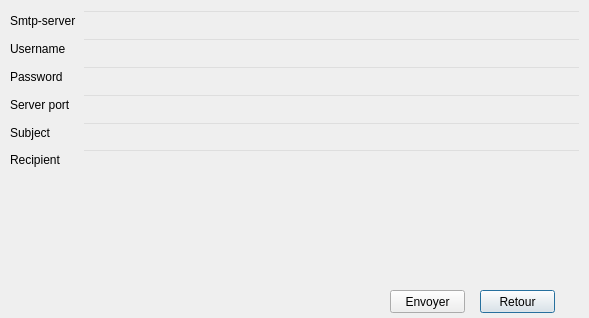
The window that send_email_location.ui (mohamedazizgallala/Smart_wedding_reception_2A8) describes before a commit, drawn with Qt 5.
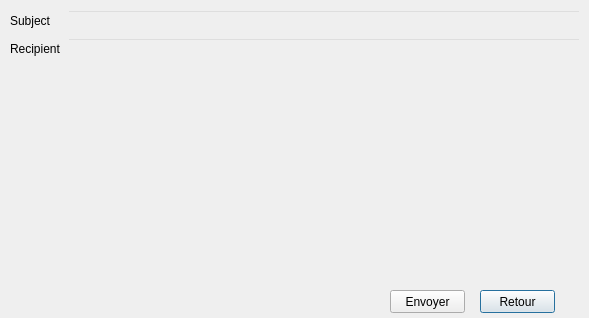
The same window after the commit. Icons and pictures are not drawn.

```diff
--- a/send_email_location.ui
+++ b/send_email_location.ui
@@ -76,109 +76,47 @@
      <x>10</x>
      <y>10</y>
      <width>571</width>
-     <height>161</height>
+     <height>81</height>
     </rect>
    </property>
    <layout class="QFormLayout" name="formLayout">
     <item row="0" column="0">
-     <widget class="QLabel" name="cINLabel">
-      <property name="styleSheet">
-       <string notr="true"/>
-      </property>
+     <widget class="QLabel" name="recipientLabel_2">
       <property name="text">
-       <string>Smtp-server</string>
+       <string>Subject</string>
       </property>
      </widget>
     </item>
     <item row="0" column="1">
-     <widget class="QLineEdit" name="server">
+     <widget class="QLineEdit" name="subject">
       <property name="styleSheet">
        <string notr="true">background:transparent;</string>
       </property>
      </widget>
     </item>
     <item row="1" column="0">
-     <widget class="QLabel" name="nomLabel">
-      <property name="styleSheet">
-       <string notr="true"/>
-      </property>
-      <property name="text">
-       <string>Username</string>
-      </property>
-     </widget>
-    </item>
-    <item row="1" column="1">
-     <widget class="QLineEdit" name="uname">
-      <property name="styleSheet">
-       <string notr="true">background:transparent;</string>
-      </property>
-     </widget>
-    </item>
-    <item row="2" column="0">
-     <widget class="QLabel" name="prenomLabel">
-      <property name="text">
-       <string>Password</string>
-      </property>
-     </widget>
-    </item>
-    <item row="2" column="1">
-     <widget class="QLineEdit" name="passwd">
-      <property name="styleSheet">
-       <string notr="true">background:transparent;</string>
-      </property>
-     </widget>
-    </item>
-    <item row="3" column="0">
-     <widget class="QLabel" name="serverPortLabel">
-      <property name="text">
-       <string>Server port</string>
-      </property>
-     </widget>
-    </item>
-    <item row="3" column="1">
-     <widget class="QLineEdit" name="port">
-      <property name="styleSheet">
-       <string notr="true">background:transparent;</string>
-      </property>
-     </widget>
-    </item>
-    <item row="5" column="0">
      <widget class="QLabel" name="recipientLabel">
       <property name="text">
        <string>Recipient</string>
       </property>
      </widget>
     </item>
-    <item row="5" column="1">
+    <item row="1" column="1">
      <widget class="QLineEdit" name="recipient">
       <property name="styleSheet">
        <string notr="true">background:transparent;</string>
       </property>
      </widget>
     </item>
-    <item row="4" column="1">
-     <widget class="QLineEdit" name="subject">
-      <property name="styleSheet">
-       <string notr="true">background:transparent;</string>
-      </property>
-     </widget>
-    </item>
-    <item row="4" column="0">
-     <widget class="QLabel" name="recipientLabel_2">
-      <property name="text">
-       <string>Subject</string>
-      </property>
-     </widget>
-    </item>
    </layout>
   </widget>
   <widget class="QTextEdit" name="message">
    <property name="geometry">
     <rect>
      <x>50</x>
-     <y>180</y>
+     <y>100</y>
      <width>501</width>
-     <height>101</height>
+     <height>181</height>
     </rect>
    </property>
    <property name="styleSheet">
```
